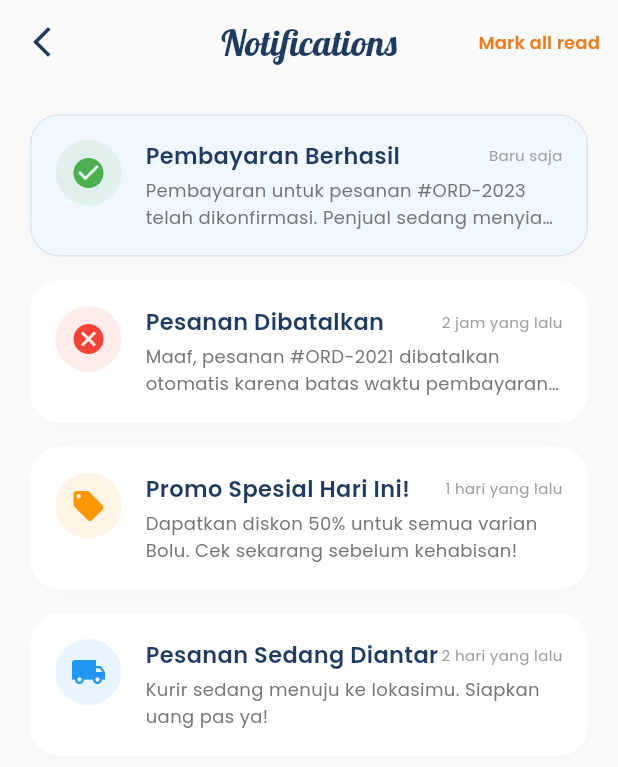
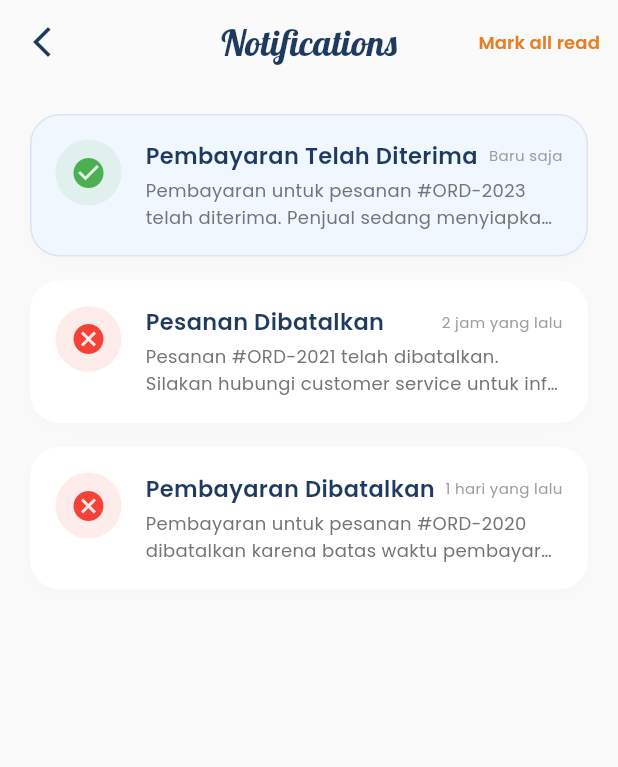
Before and after one commit to BroBay24/Dapurmamma, a Flutter app: the NotificationScreen screen opened by its route, on a phone screen of 412 x 824 dp. Shown: the top 767 px of the screen. Run offline on Flutter 3.47's test engine with Material 3 defaults, Android fonts, the phone set to English and light mode, and no system bars; our stand-ins replace firebase_auth, firebase_core, google_fonts; accounts and stored records are empty.

Commit message:
fix, 3 type notification

```diff
--- a/lib/screens/notification_screen.dart
+++ b/lib/screens/notification_screen.dart
@@ -9,31 +9,24 @@ class NotificationScreen extends StatelessWidget {
     // Data dummy notifikasi
     final List<Map<String, dynamic>> notifications = [
       {
-        'title': 'Pembayaran Berhasil',
-        'message': 'Pembayaran untuk pesanan #ORD-2023 telah dikonfirmasi. Penjual sedang menyiapkan pesananmu.',
+        'title': 'Pembayaran Telah Diterima',
+        'message': 'Pembayaran untuk pesanan #ORD-2023 telah diterima. Penjual sedang menyiapkan pesananmu.',
         'time': 'Baru saja',
-        'type': 'success', // success, info, alert
+        'type': 'success',
         'isRead': false,
       },
       {
         'title': 'Pesanan Dibatalkan',
-        'message': 'Maaf, pesanan #ORD-2021 dibatalkan otomatis karena batas waktu pembayaran habis.',
+        'message': 'Pesanan #ORD-2021 telah dibatalkan. Silakan hubungi customer service untuk info lebih lanjut.',
         'time': '2 jam yang lalu',
         'type': 'alert',
         'isRead': true,
       },
       {
-        'title': 'Promo Spesial Hari Ini!',
-        'message': 'Dapatkan diskon 50% untuk semua varian Bolu. Cek sekarang sebelum kehabisan!',
+        'title': 'Pembayaran Dibatalkan',
+        'message': 'Pembayaran untuk pesanan #ORD-2020 dibatalkan karena batas waktu pembayaran habis.',
         'time': '1 hari yang lalu',
-        'type': 'promo',
-        'isRead': true,
-      },
-      {
-        'title': 'Pesanan Sedang Diantar',
-        'message': 'Kurir sedang menuju ke lokasimu. Siapkan uang pas ya!',
-        'time': '2 hari yang lalu',
-        'type': 'info',
+        'type': 'alert',
         'isRead': true,
       },
     ];
```
